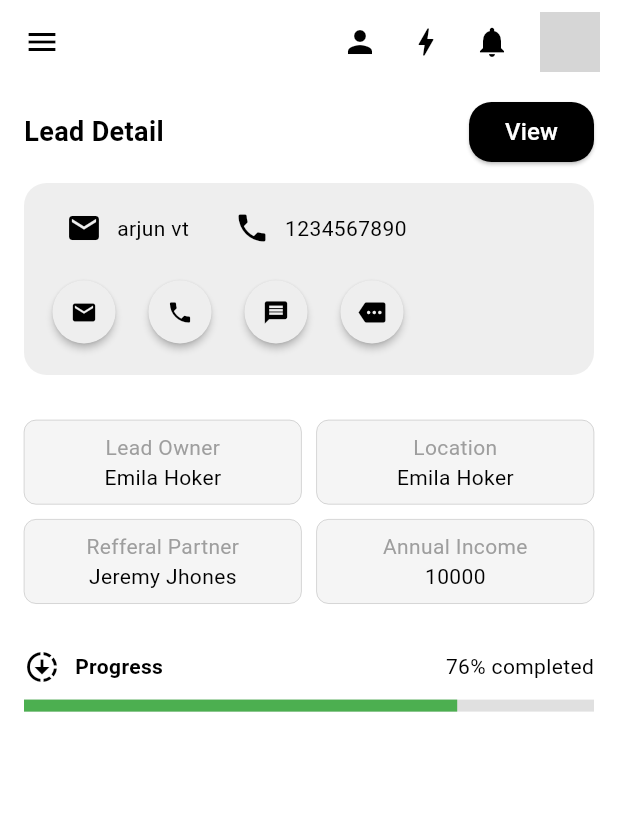
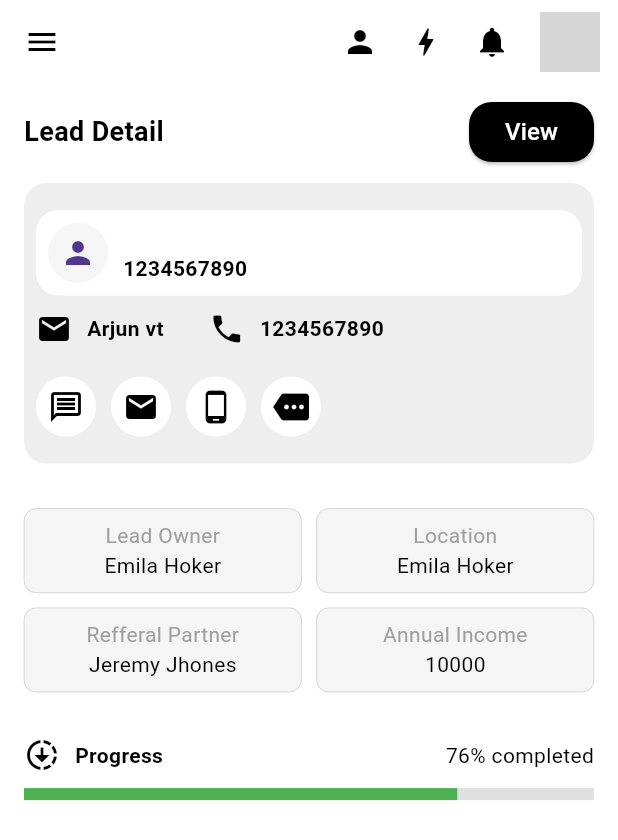
Before and after one commit to arjunvinod004/login-flutter, a Flutter app: the HomePage screen opened directly with empty values, on a phone screen of 412 x 824 dp. Shown: the top 840 px of the screen. Run offline on Flutter 3.47's test engine with Material 3 defaults, Android fonts, the phone set to English and light mode, and no system bars; network calls fail; grey boxes are pictures that could not be loaded.

Commit message:
login page and homepage updated

```diff
--- a/lib/homepage.dart
+++ b/lib/homepage.dart
@@ -35,100 +35,8 @@ class _HomePageState extends State<HomePage> {
         child: Column(
           spacing: 10,
           children: [
-            Row(
-              mainAxisAlignment: MainAxisAlignment.spaceBetween,
-              children: [
-                const Text(
-                  "Lead Detail",
-                  style: TextStyle(
-                    fontSize: 18,
-                    fontWeight: FontWeight.bold,
-                    color: Colors.black,
-                  ),
-                ),
-
-                ElevatedButton(
-                  onPressed: () {},
-                  child: const Text(
-                    "View",
-                    style: TextStyle(fontSize: 16, color: Colors.white),
-                  ),
-                ),
-              ],
-            ),
-            Container(
-              padding: EdgeInsets.all(8),
-              decoration: BoxDecoration(
-                borderRadius: BorderRadius.circular(15),
-                color: Colors.grey.shade200,
-              ),
-              child: Column(
-                children: [
-                  SizedBox(height: 10),
-
-                  Row(
-                    spacing: 10,
-                    children: [
-                      const SizedBox(width: 10),
-                      Icon(Icons.email, color: Colors.black),
-                      Text("arjun vt"),
-                      const SizedBox(width: 10),
-                      Icon(Icons.phone, color: Colors.black),
-                      Text("1234567890"),
-                    ],
-                  ),
-                  SizedBox(height: 20),
-                  Row(
-                    mainAxisAlignment: MainAxisAlignment.start,
-                    children: [
-                      ElevatedButton(
-                        style: ElevatedButton.styleFrom(
-                          shape: const CircleBorder(),
-                          padding: const EdgeInsets.all(12),
-                          backgroundColor:
-                              Colors.grey.shade200, // button background
-                          elevation: 2,
-                        ),
-                        onPressed: () {},
-                        child: const Icon(Icons.email, color: Colors.black),
-                      ),
-
-                      ElevatedButton(
-                        style: ElevatedButton.styleFrom(
-                          shape: const CircleBorder(),
-                          padding: const EdgeInsets.all(12),
-                          backgroundColor: Colors.grey.shade200,
-                          elevation: 2,
-                        ),
-                        onPressed: () {},
-                        child: const Icon(Icons.phone, color: Colors.black),
-                      ),
-                      ElevatedButton(
-                        style: ElevatedButton.styleFrom(
-                          shape: const CircleBorder(),
-                          padding: const EdgeInsets.all(12),
-                          backgroundColor: Colors.grey.shade200,
-                          elevation: 2,
-                        ),
-                        onPressed: () {},
-                        child: const Icon(Icons.message, color: Colors.black),
-                      ),
-                      ElevatedButton(
-                        style: ElevatedButton.styleFrom(
-                          shape: const CircleBorder(),
-                          padding: const EdgeInsets.all(12),
-                          backgroundColor: Colors.grey.shade200,
-                          elevation: 2,
-                        ),
-                        onPressed: () {},
-                        child: const Icon(Icons.more, color: Colors.black),
-                      ),
-                    ],
-                  ),
-                  SizedBox(height: 10),
-                ],
-              ),
-            ),
+            One(),
+            Two(widget: widget),
             SizedBox(height: 10),
             Row(
               spacing: 10,
@@ -248,3 +156,132 @@ class _HomePageState extends State<HomePage> {
     );
   }
 }
+
+class Two extends StatelessWidget {
+  const Two({super.key, required this.widget});
+
+  final HomePage widget;
+
+  @override
+  Widget build(BuildContext context) {
+    return Container(
+      padding: EdgeInsets.all(8),
+      decoration: BoxDecoration(
+        borderRadius: BorderRadius.circular(15),
+        color: Colors.grey.shade200,
+      ),
+      child: Column(
+        children: [
+          SizedBox(height: 10),
+          Container(
+            padding: EdgeInsets.all(8),
+            decoration: BoxDecoration(
+              borderRadius: BorderRadius.circular(15),
+              color: Colors.white,
+            ),
+            child: Row(
+              mainAxisAlignment: MainAxisAlignment.start,
+              children: [
+                CircleAvatar(
+                  backgroundColor: Colors.grey.shade100,
+                  child: Icon(Icons.person),
+                ),
+                SizedBox(width: 10),
+                Column(
+                  crossAxisAlignment: CrossAxisAlignment.start,
+                  children: [
+                    Text(
+                      widget.email,
+                      style: TextStyle(fontWeight: FontWeight.bold),
+                    ),
+                    Text(
+                      "1234567890",
+                      style: TextStyle(fontWeight: FontWeight.bold),
+                    ),
+                  ],
+                ),
+              ],
+            ),
+          ),
+          SizedBox(height: 10),
+
+          Row(
+            spacing: 10,
+            children: [
+              Icon(Icons.email, color: Colors.black),
+              Text("Arjun vt", style: TextStyle(fontWeight: FontWeight.bold)),
+              const SizedBox(width: 10),
+              Icon(Icons.phone, color: Colors.black),
+              Text("1234567890", style: TextStyle(fontWeight: FontWeight.bold)),
+            ],
+          ),
+          SizedBox(height: 20),
+          Row(
+            mainAxisAlignment: MainAxisAlignment.start,
+            spacing: 10,
+            children: [
+              CircleAvatar(
+                backgroundColor: Colors.white,
+                child: IconButton(
+                  onPressed: () {},
+                  icon: Icon(Icons.message_outlined, color: Colors.black),
+                ),
+              ),
+              CircleAvatar(
+                backgroundColor: Colors.white,
+                child: IconButton(
+                  onPressed: () {},
+                  icon: Icon(Icons.email, color: Colors.black),
+                ),
+              ),
+              CircleAvatar(
+                backgroundColor: Colors.white,
+                child: IconButton(
+                  onPressed: () {},
+                  icon: Icon(Icons.phone_android, color: Colors.black),
+                ),
+              ),
+              CircleAvatar(
+                backgroundColor: Colors.white,
+                child: IconButton(
+                  onPressed: () {},
+                  icon: Icon(Icons.more, color: Colors.black),
+                ),
+              ),
+            ],
+          ),
+          SizedBox(height: 10),
+        ],
+      ),
+    );
+  }
+}
+
+class One extends StatelessWidget {
+  const One({super.key});
+
+  @override
+  Widget build(BuildContext context) {
+    return Row(
+      mainAxisAlignment: MainAxisAlignment.spaceBetween,
+      children: [
+        const Text(
+          "Lead Detail",
+          style: TextStyle(
+            fontSize: 18,
+            fontWeight: FontWeight.bold,
+            color: Colors.black,
+          ),
+        ),
+
+        ElevatedButton(
+          onPressed: () {},
+          child: const Text(
+            "View",
+            style: TextStyle(fontSize: 16, color: Colors.white),
+          ),
+        ),
+      ],
+    );
+  }
+}
--- a/lib/loginPage.dart
+++ b/lib/loginPage.dart
@@ -14,6 +14,13 @@ class _LoginPageState extends State<LoginPage> {
   final _emailController = TextEditingController();
   final _passwordController = TextEditingController();
   bool rememberMe = false;
+
+  @override
+  void initState() {
+    _emailController.text = "arjunvt004@gmail.com";
+    _passwordController.text = "123456";
+    super.initState();
+  }
 
   void login() {
     String email = _emailController.text;
```
